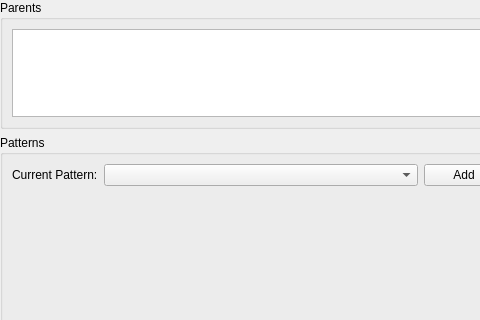
This is src/gui/SimpleParser/SPRuleInputWidget.ui in xushengj/PrepPipe as Qt 5 draws it before an edit; both pictures show x 0 to 480 and y 0 to 320 of the 602 by 521 pixel window. The edited form follows.
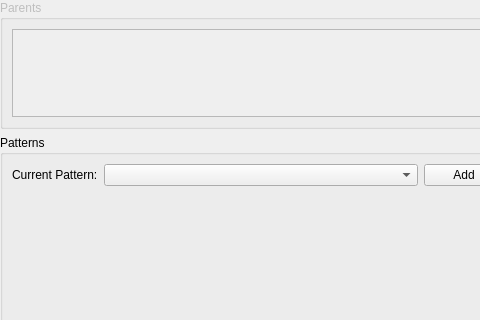
This is the edited form. Custom widgets are drawn as their Qt base class.

The edit to the form file:
```diff
--- a/src/gui/SimpleParser/SPRuleInputWidget.ui
+++ b/src/gui/SimpleParser/SPRuleInputWidget.ui
@@ -28,6 +28,9 @@
    </property>
    <item>
     <widget class="QGroupBox" name="parentGroupBox">
+     <property name="enabled">
+      <bool>false</bool>
+     </property>
      <property name="title">
       <string>Parents</string>
      </property>
```
